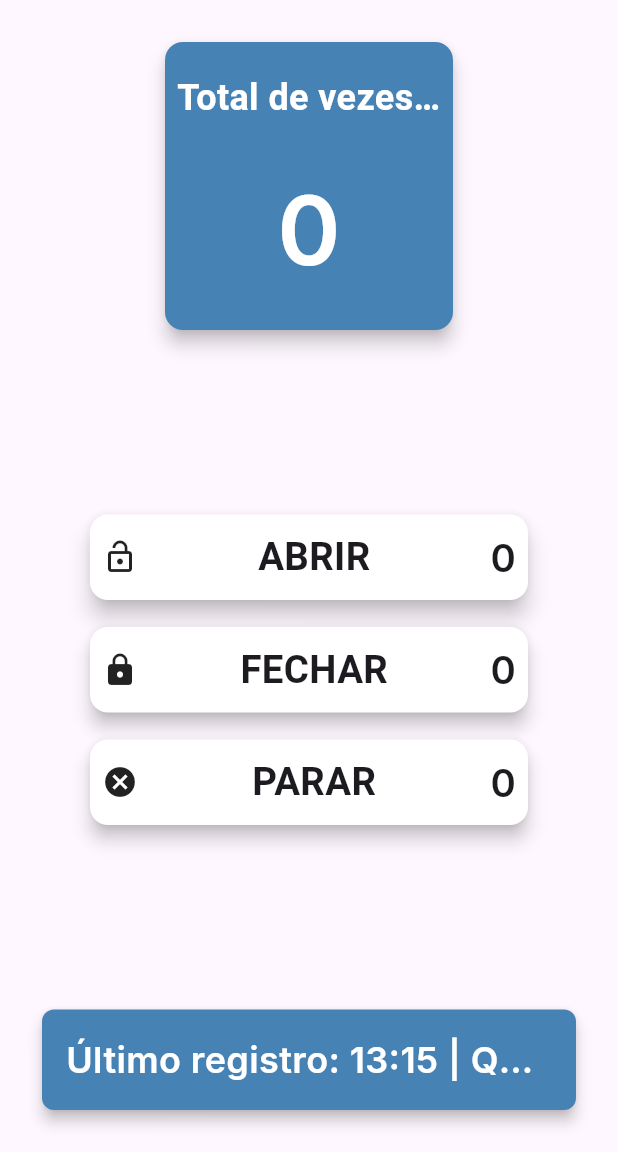
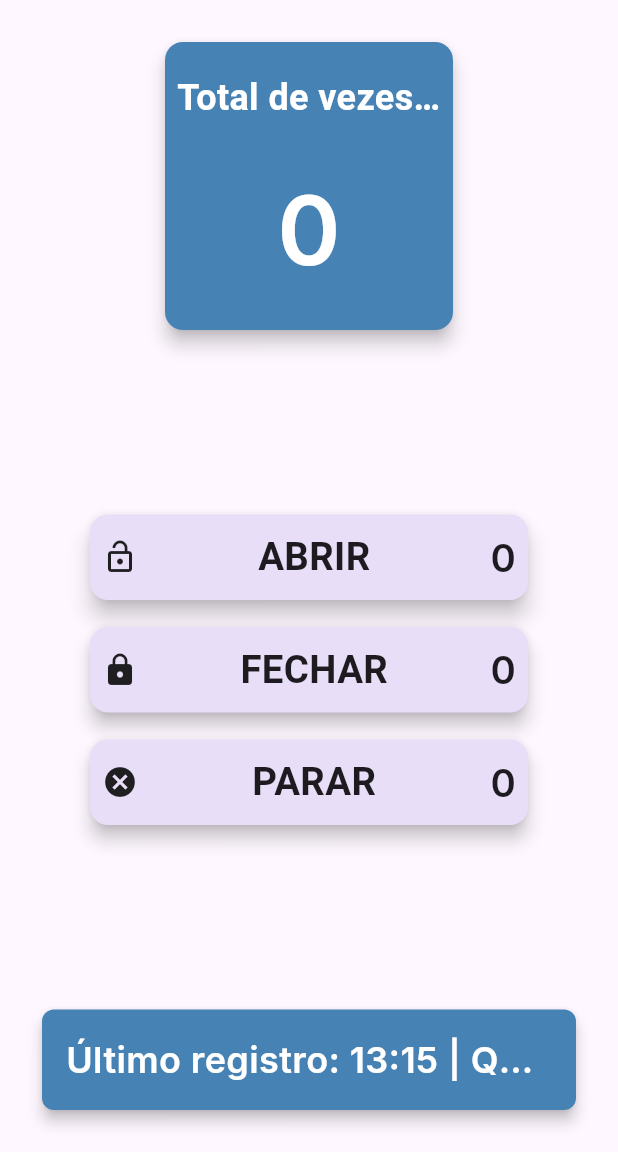
Before and after one commit to gusmariz/Projeto-Safe-Gate, a Flutter app: the MyHomePage screen opened by its route, on a phone screen of 412 x 824 dp, the part 84-1236 px from its top. Run offline on Flutter 3.47's test engine with Material 3 defaults, Android fonts, the phone set to English and light mode, and no system bars; our stand-ins replace google_fonts.

Commit message:
Mudei o plano de fundo dos botões das ações na tela principal

```diff
--- a/lib/main.dart
+++ b/lib/main.dart
@@ -269,9 +269,7 @@ class MyHomePage extends StatelessWidget {
                     width: double.infinity,
                     height: 65,
                     child: Card(
-                      color: Theme.of(context).brightness == Brightness.dark
-                          ? Color(0xFF2D3748)
-                          : Colors.white,
+                      color: Theme.of(context).colorScheme.secondaryContainer,
                       elevation: 6,
                       child: Padding(
                         padding: EdgeInsets.symmetric(horizontal: 8),
@@ -302,9 +300,7 @@ class MyHomePage extends StatelessWidget {
                     width: double.infinity,
                     height: 65,
                     child: Card(
-                      color: Theme.of(context).brightness == Brightness.dark
-                          ? Color(0xFF2D3748)
-                          : Colors.white,
+                      color: Theme.of(context).colorScheme.secondaryContainer,
                       elevation: 5,
                       child: Padding(
                         padding: EdgeInsets.all(8),
@@ -335,9 +331,7 @@ class MyHomePage extends StatelessWidget {
                     width: double.infinity,
                     height: 65,
                     child: Card(
-                      color: Theme.of(context).brightness == Brightness.dark
-                          ? Color(0xFF2D3748)
-                          : Colors.white,
+                      color: Theme.of(context).colorScheme.secondaryContainer,
                       elevation: 5,
                       child: Padding(
                         padding: EdgeInsets.all(8),
```
